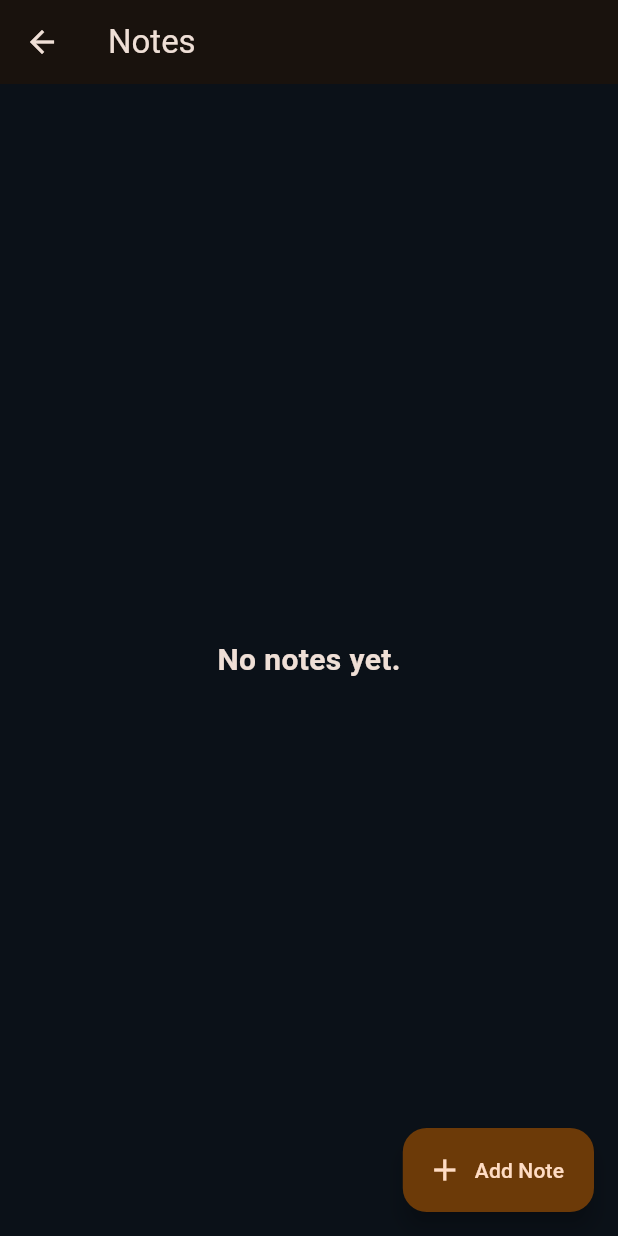
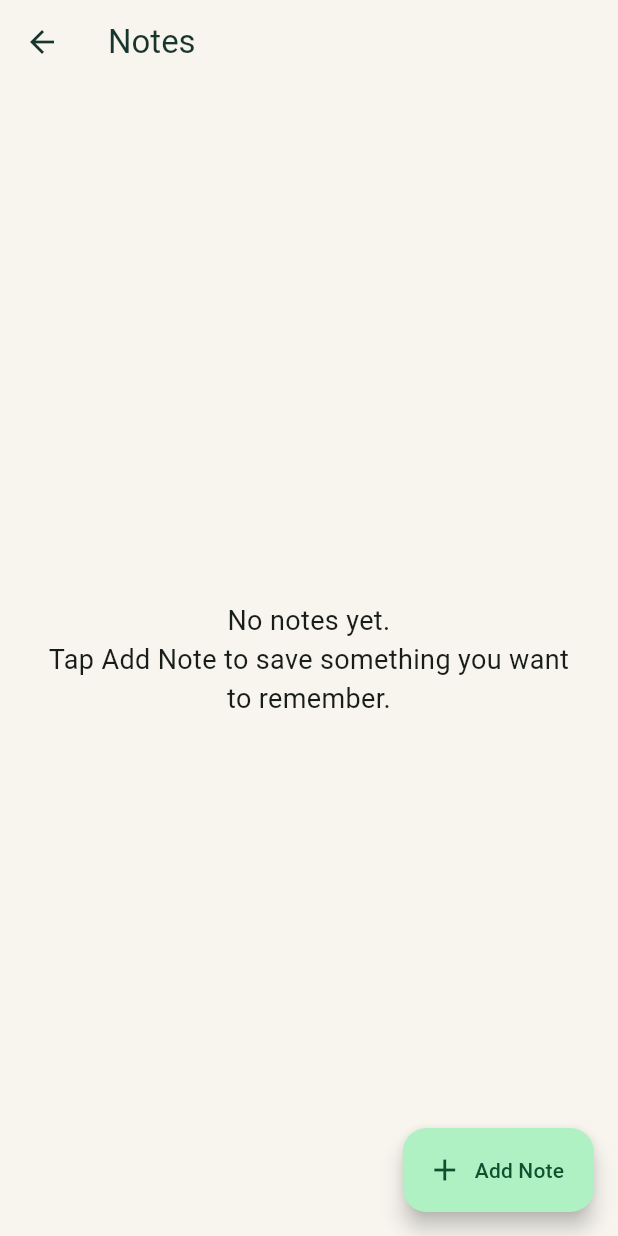
Before and after one commit to Huckleberry-Jon/doctab-app, a Flutter app: the screen it shows after launch, after a tap on "Notes", on a phone screen of 412 x 824 dp. Run offline on Flutter 3.47's test engine with Material 3 defaults, Android fonts, the phone set to English and light mode, and no system bars; our stand-ins replace shared_preferences.

Commit message:
Build first usable DocTab notes flow
Verified by GitHub Actions and local physical testing: add, save, notes list, open/edit, search, and persistence across app restart.

```diff
--- a/lib/main.dart
+++ b/lib/main.dart
@@ -1,121 +1,148 @@
 import 'package:flutter/material.dart';
+
+import 'models/note.dart';
+import 'screens/add_note_screen.dart';
 import 'screens/notes_screen.dart';
+import 'screens/search_screen.dart';
+import 'services/note_controller.dart';
+import 'theme/doctab_theme.dart';
+
 void main() {
   runApp(const DocTabApp());
 }
 
-class DocTabApp extends StatelessWidget {
+class DocTabApp extends StatefulWidget {
   const DocTabApp({super.key});
+
+  @override
+  State<DocTabApp> createState() => _DocTabAppState();
+}
+
+class _DocTabAppState extends State<DocTabApp> {
+  final NoteController _notes = NoteController();
+
+  @override
+  void initState() {
+    super.initState();
+    _notes.load();
+  }
+
+  @override
+  void dispose() {
+    _notes.dispose();
+    super.dispose();
+  }
 
   @override
   Widget build(BuildContext context) {
     return MaterialApp(
       title: 'DocTab',
       debugShowCheckedModeBanner: false,
-      theme: ThemeData(
-        useMaterial3: true,
-        brightness: Brightness.dark,
-        scaffoldBackgroundColor: const Color(0xFF0B1118),
-        colorScheme: ColorScheme.fromSeed(
-          seedColor: const Color(0xFFFF8A00),
-          brightness: Brightness.dark,
-        ),
-      ),
-      home: const HomeScreen(),
+      theme: DocTabTheme.light(),
+      home: HomeScreen(controller: _notes),
     );
   }
 }
 
 class HomeScreen extends StatelessWidget {
-  const HomeScreen({super.key});
+  const HomeScreen({super.key, required this.controller});
+
+  final NoteController controller;
+
+  Future<void> _addNote(BuildContext context) async {
+    final note = await Navigator.push<Note>(
+      context,
+      MaterialPageRoute(builder: (_) => const AddNoteScreen()),
+    );
+    if (note != null) {
+      await controller.add(note);
+    }
+  }
 
   @override
   Widget build(BuildContext context) {
     return Scaffold(
-      appBar: AppBar(
-        title: const Text('DocTab'),
-        backgroundColor: Colors.transparent,
-      ),
+      appBar: AppBar(title: const Text('DocTab')),
       body: SafeArea(
         child: Padding(
           padding: const EdgeInsets.all(20),
           child: Column(
             crossAxisAlignment: CrossAxisAlignment.start,
             children: [
-              const Text(
+              Text(
                 'Your day. Your notes. Your reminders. One place.',
-                style: TextStyle(
-                  fontSize: 28,
-                  fontWeight: FontWeight.bold,
+                style: Theme.of(context).textTheme.headlineMedium?.copyWith(
+                      fontWeight: FontWeight.w800,
+                      color: DocTabTheme.ink,
                     ),
               ),
-              const SizedBox(height: 12),
+              const SizedBox(height: 10),
               Text(
                 'What do you need to remember?',
-                style: TextStyle(
-                  fontSize: 16,
-                  color: Colors.white.withValues(alpha: 0.7),
+                style: Theme.of(context).textTheme.bodyLarge?.copyWith(
+                      color: DocTabTheme.ink.withValues(alpha: 0.72),
                     ),
               ),
-              const SizedBox(height: 28),
+              const SizedBox(height: 24),
               Expanded(
                 child: GridView.count(
                   crossAxisCount: 2,
                   crossAxisSpacing: 14,
                   mainAxisSpacing: 14,
+                  childAspectRatio: 1.08,
                   children: [
-                    _HomeCard(
+                    const _HomeCard(
                       icon: Icons.today_outlined,
                       label: 'Today',
+                      subtitle: 'Reminders and tasks',
+                      background: DocTabTheme.sage,
                     ),
-                    Card(
-  child: InkWell(
-    borderRadius: BorderRadius.circular(16),
+                    _HomeCard(
+                      icon: Icons.notes_outlined,
+                      label: 'Notes',
+                      subtitle: 'Save what matters',
+                      background: Colors.white,
                       onTap: () {
                         Navigator.push(
                           context,
                           MaterialPageRoute(
-          builder: (_) => const NotesScreen(),
+                            builder: (_) => NotesScreen(controller: controller),
                           ),
                         );
                       },
-    child: const Padding(
-      padding: EdgeInsets.all(18),
-      child: Column(
-        mainAxisAlignment: MainAxisAlignment.center,
-        children: [
-          Icon(
-            Icons.notes_outlined,
-            size: 40,
                     ),
-          SizedBox(height: 12),
-          Text(
-            'Notes',
-            style: TextStyle(
-              fontSize: 18,
-              fontWeight: FontWeight.w600,
-            ),
-          ),
-        ],
-      ),
-    ),
-  ),
-),
-                    _HomeCard(
+                    const _HomeCard(
                       icon: Icons.psychology_outlined,
                       label: 'Memory',
+                      subtitle: 'Things to remember long-term',
+                      background: DocTabTheme.sand,
                     ),
                     _HomeCard(
                       icon: Icons.add_circle_outline,
                       label: 'Add',
+                      subtitle: 'Create a quick note',
+                      background: Colors.white,
+                      onTap: () => _addNote(context),
                     ),
                     _HomeCard(
                       icon: Icons.search,
                       label: 'Search',
+                      subtitle: 'Find saved notes',
+                      background: DocTabTheme.sage,
+                      onTap: () {
+                        Navigator.push(
+                          context,
+                          MaterialPageRoute(
+                            builder: (_) => SearchScreen(controller: controller),
                           ),
-                    _HomeCard(
+                        );
+                      },
+                    ),
+                    const _HomeCard(
                       icon: Icons.settings_outlined,
                       label: 'Settings',
+                      subtitle: 'Privacy and preferences',
+                      background: Colors.white,
                     ),
                   ],
                 ),
@@ -129,36 +156,50 @@ class HomeScreen extends StatelessWidget {
 }
 
 class _HomeCard extends StatelessWidget {
-  final IconData icon;
-  final String label;
-
   const _HomeCard({
     required this.icon,
     required this.label,
+    required this.subtitle,
+    required this.background,
+    this.onTap,
   });
+
+  final IconData icon;
+  final String label;
+  final String subtitle;
+  final Color background;
+  final VoidCallback? onTap;
 
   @override
   Widget build(BuildContext context) {
     return Card(
+      color: background,
+      clipBehavior: Clip.antiAlias,
       child: InkWell(
-        borderRadius: BorderRadius.circular(16),
-        onTap: () {},
+        onTap: onTap,
         child: Padding(
           padding: const EdgeInsets.all(18),
           child: Column(
             mainAxisAlignment: MainAxisAlignment.center,
             children: [
-              Icon(
-                icon,
-                size: 40,
-                color: Theme.of(context).colorScheme.primary,
-              ),
+              Icon(icon, size: 38, color: DocTabTheme.ink),
               const SizedBox(height: 12),
               Text(
                 label,
+                textAlign: TextAlign.center,
                 style: const TextStyle(
                   fontSize: 18,
-                  fontWeight: FontWeight.w600,
+                  fontWeight: FontWeight.w700,
+                  color: DocTabTheme.ink,
+                ),
+              ),
+              const SizedBox(height: 6),
+              Text(
+                subtitle,
+                textAlign: TextAlign.center,
+                style: TextStyle(
+                  fontSize: 12,
+                  color: DocTabTheme.ink.withValues(alpha: 0.68),
                 ),
               ),
             ],
--- a/lib/screens/notes_screen.dart
+++ b/lib/screens/notes_screen.dart
@@ -1,25 +1,90 @@
 import 'package:flutter/material.dart';
 
+import '../models/note.dart';
+import '../services/note_controller.dart';
+import 'add_note_screen.dart';
+import 'note_detail_screen.dart';
+
 class NotesScreen extends StatelessWidget {
-  const NotesScreen({super.key});
+  const NotesScreen({super.key, required this.controller});
+
+  final NoteController controller;
+
+  Future<void> _addNote(BuildContext context) async {
+    final note = await Navigator.push<Note>(
+      context,
+      MaterialPageRoute(builder: (_) => const AddNoteScreen()),
+    );
+    if (note != null) {
+      await controller.add(note);
+    }
+  }
+
+  Future<void> _openNote(BuildContext context, Note note) async {
+    final updated = await Navigator.push<Note>(
+      context,
+      MaterialPageRoute(builder: (_) => NoteDetailScreen(note: note)),
+    );
+    if (updated != null) {
+      await controller.update(updated);
+    }
+  }
 
   @override
   Widget build(BuildContext context) {
     return Scaffold(
-      appBar: AppBar(
-        title: const Text('Notes'),
-      ),
-      body: const Center(
-        child: Text(
-          'No notes yet.',
-          style: TextStyle(
-            fontSize: 20,
-            fontWeight: FontWeight.w600,
-          ),
-        ),
+      appBar: AppBar(title: const Text('Notes')),
+      body: AnimatedBuilder(
+        animation: controller,
+        builder: (context, _) {
+          if (!controller.loaded) {
+            return const Center(child: CircularProgressIndicator());
+          }
+
+          if (controller.notes.isEmpty) {
+            return const Center(
+              child: Padding(
+                padding: EdgeInsets.all(28),
+                child: Text(
+                  'No notes yet.\nTap Add Note to save something you want to remember.',
+                  textAlign: TextAlign.center,
+                  style: TextStyle(fontSize: 18),
+                ),
+              ),
+            );
+          }
+
+          return ListView.separated(
+            padding: const EdgeInsets.fromLTRB(16, 12, 16, 96),
+            itemCount: controller.notes.length,
+            separatorBuilder: (_, _) => const SizedBox(height: 8),
+            itemBuilder: (context, index) {
+              final note = controller.notes[index];
+              return Card(
+                child: ListTile(
+                  contentPadding: const EdgeInsets.all(16),
+                  title: Text(
+                    note.title,
+                    style: const TextStyle(fontWeight: FontWeight.w700),
+                  ),
+                  subtitle: Padding(
+                    padding: const EdgeInsets.only(top: 8),
+                    child: Text(
+                      note.content.isEmpty ? 'No additional text' : note.content,
+                      maxLines: 2,
+                      overflow: TextOverflow.ellipsis,
+                    ),
+                  ),
+                  trailing: const Icon(Icons.chevron_right),
+                  onTap: () => _openNote(context, note),
+                ),
+              );
+            },
+          );
+        },
       ),
       floatingActionButton: FloatingActionButton.extended(
-        onPressed: () {},
+        onPressed: () => _addNote(context),
         icon: const Icon(Icons.add),
         label: const Text('Add Note'),
       ),
--- /dev/null
+++ b/lib/services/note_controller.dart
@@ -0,0 +1,60 @@
+import 'package:flutter/foundation.dart';
+
+import '../models/note.dart';
+import '../storage/note_storage.dart';
+
+class NoteController extends ChangeNotifier {
+  NoteController({NoteStorage? storage}) : _storage = storage ?? NoteStorage();
+
+  final NoteStorage _storage;
+  final List<Note> _notes = <Note>[];
+  bool _loaded = false;
+
+  List<Note> get notes => List.unmodifiable(_notes);
+  bool get loaded => _loaded;
+
+  Future<void> load() async {
+    _notes
+      ..clear()
+      ..addAll(await _storage.loadNotes());
+    _loaded = true;
+    notifyListeners();
+  }
+
+  Future<void> add(Note note) async {
+    _notes.insert(0, note);
+    await _persist();
+  }
+
+  Future<void> update(Note updated) async {
+    final index = _notes.indexWhere((note) => note.id == updated.id);
+    if (index == -1) return;
+    _notes[index] = updated;
+    _sort();
+    await _persist();
+  }
+
+  Future<void> delete(String id) async {
+    _notes.removeWhere((note) => note.id == id);
+    await _persist();
+  }
+
+  List<Note> search(String query) {
+    final normalized = query.trim().toLowerCase();
+    if (normalized.isEmpty) return notes;
+    return _notes.where((note) {
+      return note.title.toLowerCase().contains(normalized) ||
+          note.content.toLowerCase().contains(normalized);
+    }).toList(growable: false);
+  }
+
+  Future<void> _persist() async {
+    _sort();
+    await _storage.saveNotes(_notes);
+    notifyListeners();
+  }
+
+  void _sort() {
+    _notes.sort((a, b) => b.updatedAt.compareTo(a.updatedAt));
+  }
+}
--- /dev/null
+++ b/lib/storage/note_storage.dart
@@ -0,0 +1,31 @@
+import 'dart:convert';
+
+import 'package:shared_preferences/shared_preferences.dart';
+
+import '../models/note.dart';
+
+class NoteStorage {
+  static const _key = 'doctab_notes_v1';
+
+  Future<List<Note>> loadNotes() async {
+    final prefs = await SharedPreferences.getInstance();
+    final raw = prefs.getString(_key);
+    if (raw == null || raw.isEmpty) {
+      return <Note>[];
+    }
+
+    final decoded = jsonDecode(raw) as List<dynamic>;
+    final notes = decoded
+        .map((item) => Note.fromJson(item as Map<String, dynamic>))
+        .toList();
+
+    notes.sort((a, b) => b.updatedAt.compareTo(a.updatedAt));
+    return notes;
+  }
+
+  Future<void> saveNotes(List<Note> notes) async {
+    final prefs = await SharedPreferences.getInstance();
+    final encoded = jsonEncode(notes.map((note) => note.toJson()).toList());
+    await prefs.setString(_key, encoded);
+  }
+}
--- /dev/null
+++ b/lib/theme/doctab_theme.dart
@@ -0,0 +1,48 @@
+import 'package:flutter/material.dart';
+
+class DocTabTheme {
+  static const cream = Color(0xFFF7F5EE);
+  static const ink = Color(0xFF17352D);
+  static const sage = Color(0xFFE8EFE2);
+  static const sand = Color(0xFFF0E9DD);
+  static const accent = Color(0xFF6E8B75);
+
+  static ThemeData light() {
+    final scheme = ColorScheme.fromSeed(
+      seedColor: accent,
+      brightness: Brightness.light,
+    ).copyWith(
+      primary: ink,
+      secondary: accent,
+      surface: cream,
+    );
+
+    return ThemeData(
+      useMaterial3: true,
+      colorScheme: scheme,
+      scaffoldBackgroundColor: cream,
+      appBarTheme: const AppBarTheme(
+        backgroundColor: cream,
+        foregroundColor: ink,
+        elevation: 0,
+      ),
+      cardTheme: const CardThemeData(
+        color: Colors.white,
+        elevation: 0,
+        margin: EdgeInsets.zero,
+      ),
+      inputDecorationTheme: InputDecorationTheme(
+        filled: true,
+        fillColor: Colors.white,
+        border: OutlineInputBorder(
+          borderRadius: BorderRadius.circular(14),
+          borderSide: BorderSide(color: ink.withValues(alpha: 0.14)),
+        ),
+        enabledBorder: OutlineInputBorder(
+          borderRadius: BorderRadius.circular(14),
+          borderSide: BorderSide(color: ink.withValues(alpha: 0.14)),
+        ),
+      ),
+    );
+  }
+}
```
Also changed, not shown: lib/models/note.dart (+20 -0 lines), lib/screens/note_detail_screen.dart (added, +131 -0 lines), lib/screens/search_screen.dart (added, +85 -0 lines), pubspec.yaml (+3 -71 lines), 4 other files. Lines whose indentation alone changed are shown as unchanged.
